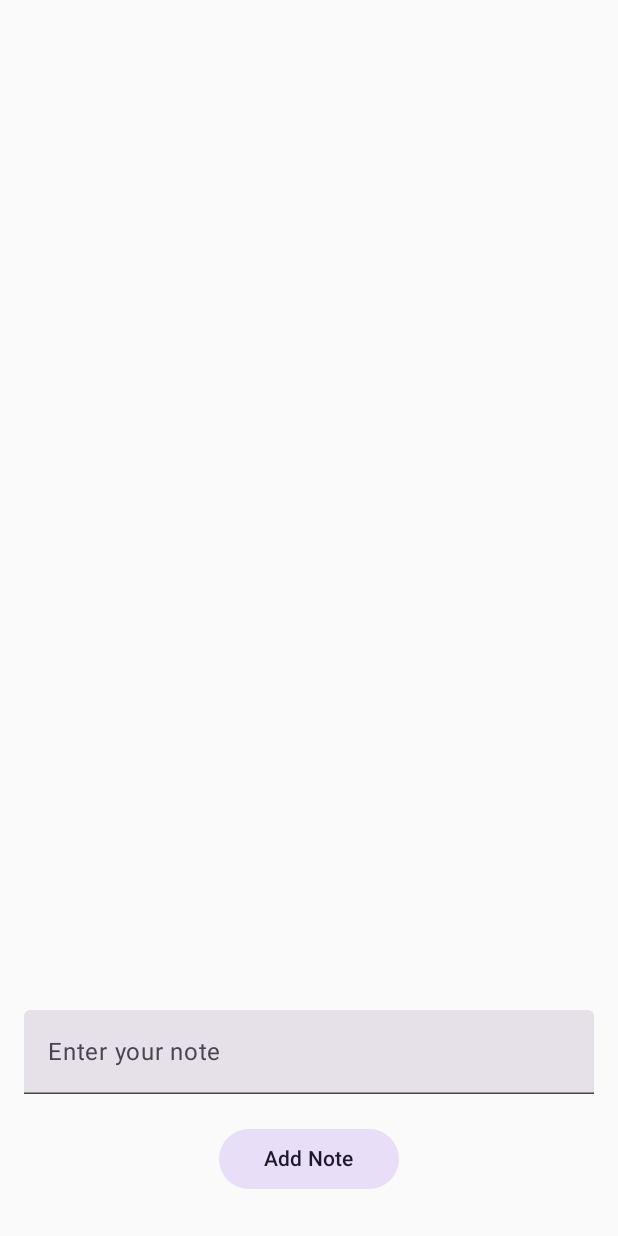
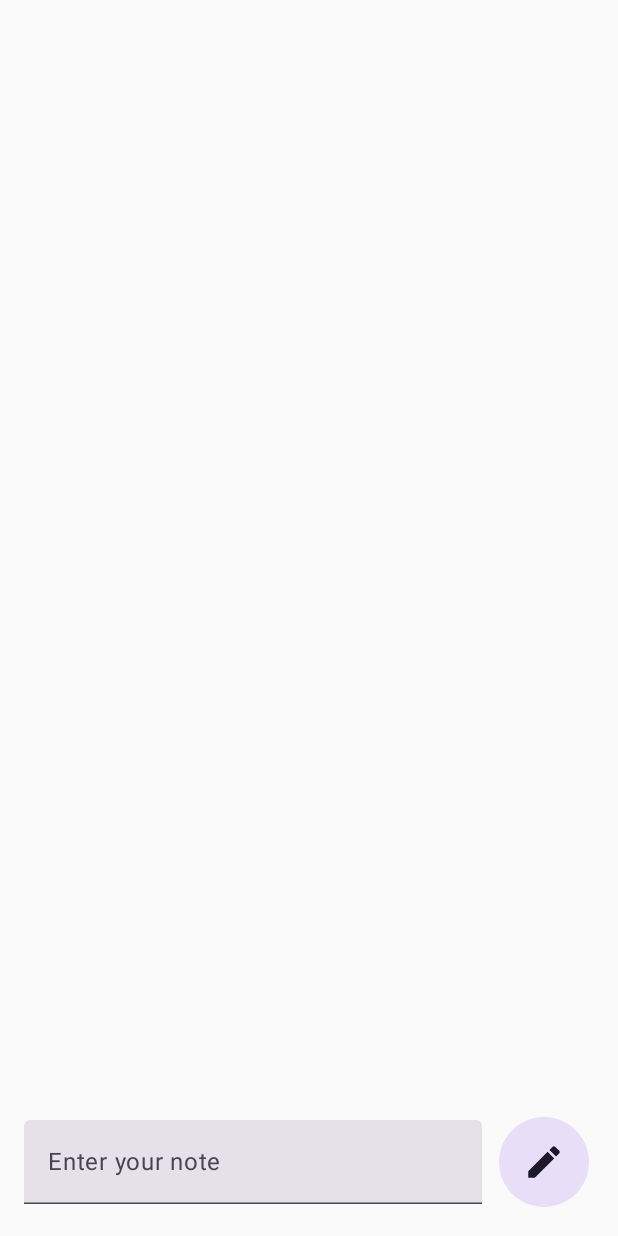
Before and after one commit to KoviElango/StickyNotesAndroid, an Android app built with Jetpack Compose: the screen it shows after launch (MainActivity), on a phone screen of 412 x 824 dp. Run offline under Robolectric (Android 15) with nearby library versions, the phone set to English and light mode, and no system bars.

Commit message:
Version 0.1.1 (Alpha) Features added: Fixed some design constraints

```diff
--- a/app/src/main/java/com/example/stickynotes/MainActivity.kt
+++ b/app/src/main/java/com/example/stickynotes/MainActivity.kt
@@ -24,6 +24,11 @@ import androidx.compose.ui.unit.dp
 import com.google.gson.Gson
 import com.google.gson.reflect.TypeToken
 import android.content.Context
+import androidx.compose.material.icons.Icons
+import androidx.compose.material.icons.filled.Delete
+import androidx.compose.material.icons.filled.Edit
+import androidx.compose.material3.Icon
+import androidx.compose.material3.IconButton
 
 class MainActivity : ComponentActivity() {
     override fun onCreate(savedInstanceState: Bundle?) {
@@ -78,24 +83,31 @@ fun StickyNotesApp() {
     Column(
         modifier = Modifier.fillMaxSize()
     ) {
-        NotesList(notes = notes, onNoteClick = { note ->
+        NotesList(
+            notes = notes, onNoteClick = { note ->
                 selectedNote = note
                 isDialogOpen = true
-        }, modifier = Modifier.weight(1f))
-
-        Column(
+            },
+            onNoteDelete = { note ->
+                notes = notes.filter { it.id != note.id }
+                saveNotes(context, notes)
+            },
+            modifier = Modifier.weight(1f)
+        )
+        Row(
             modifier = Modifier
                 .padding(16.dp)
                 .fillMaxWidth(),
-            horizontalAlignment = Alignment.CenterHorizontally
+            horizontalArrangement = Arrangement.SpaceBetween, // Position items with space between
+            verticalAlignment = Alignment.CenterVertically // Align items vertically to the center
         ) {
             TextField(
                 value = newNoteText,
                 onValueChange = { newNoteText = it },
-                modifier = Modifier.fillMaxWidth(),
+                modifier = Modifier.weight(1f), // TextField takes available space
                 label = { Text("Enter your note") }
             )
-            Spacer(modifier = Modifier.height(8.dp))
+            Spacer(modifier = Modifier.width(8.dp)) // Space between TextField and Button
             AddNoteButton(onClick = {
                 if (newNoteText.isNotEmpty()) {
                     val newNote = Note(
@@ -112,7 +124,11 @@ fun StickyNotesApp() {
 }
 
 @Composable
-fun NotesList(notes: List<Note>, onNoteClick: (Note) -> Unit, modifier: Modifier = Modifier) {
+fun NotesList(
+    notes: List<Note>,
+    onNoteClick: (Note) -> Unit,onNoteDelete: (Note) -> Unit,
+    modifier: Modifier = Modifier
+) {
     val scrollState = rememberScrollState()
 
     Column(
@@ -120,20 +136,36 @@ fun NotesList(notes: List<Note>, onNoteClick: (Note) -> Unit, modifier: Modifier
             .fillMaxWidth()
             .verticalScroll(scrollState)
     ) {
-        notes.forEach { note ->
-            Card(
-                modifier = Modifier
+        notes.forEach {note ->
+            NoteItem(note, onNoteClick, onNoteDelete)
+        }
+    }
+}
+
+@Composable
+fun NoteItem(note: Note, onNoteClick: (Note) -> Unit, onNoteDelete: (Note) -> Unit) {
+    Box(modifier = Modifier
+        .offset(x = 4.dp, y = 4.dp) // Offset the Box containing the Card
+    ) {
+        Card(modifier = Modifier
             .fillMaxWidth()
             .padding(8.dp)
-                    .clickable { onNoteClick(note) },
+            .clickable { onNoteClick(note) }
         ) {
-                Column(
-                    modifier = Modifier
+            Box(modifier = Modifier
                 .background(Color(0xFFFFCA47))
-                        .fillMaxSize()
+                .fillMaxWidth()
                 .padding(16.dp)
             ) {
                 Text(text = note.content)
+                IconButton(
+                    onClick = { onNoteDelete(note) },
+                    modifier = Modifier.align(Alignment.TopEnd)
+                ) {
+                    Icon(
+                        imageVector = Icons.Default.Delete,
+                        contentDescription = "Delete Note"
+                    )
                 }
             }
         }
@@ -145,11 +177,15 @@ fun AddNoteButton(onClick: () -> Unit) {
     FilledTonalButton(
         onClick = onClick,
         modifier = Modifier
-            .padding(15.dp)
-            .width(120.dp)
-            .height(40.dp)
+            .padding(3.dp)
+            .width(60.dp).height(60.dp),
+        contentPadding = PaddingValues(0.dp)
     ) {
-        Text(text = "Add Note")
+        Icon(
+            imageVector = Icons.Filled.Edit,
+            contentDescription = "Add Note",
+            modifier= Modifier.size(28.dp)
+        )
     }
 }
 
```
Lines whose indentation alone changed are shown as unchanged.
